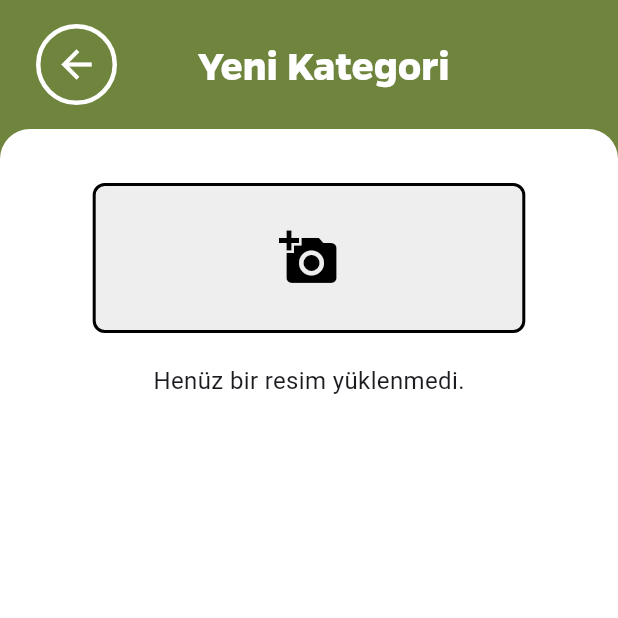
After one commit to alpanet/kidsApp, a Flutter app: the CategoryNewCategoryPage screen opened by its route, on a phone screen of 412 x 824 dp, the top half of it. The commit adds this screen. Run offline on Flutter 3.47's test engine with Material 3 defaults, Android fonts, the phone set to English and light mode, and no system bars; our stand-ins replace auto_route, circular_countdown_timer, flutter_riverpod, flutter_screenutil, image_picker, intl_phone_field; network calls fail; project files that could hold a hidden picture were left out.

Commit message:
New category page added.

```diff
--- a/lib/ui/apps/router_app.dart
+++ b/lib/ui/apps/router_app.dart
@@ -15,8 +15,6 @@ class _RouterAppState extends ConsumerState<RouterApp> {
   void initState() {
     super.initState();
     _appRouter = AppRouter();
-
-    // print(fcmToken);
   }
 
   @override
--- a/lib/ui/apps/splash_app.dart
+++ b/lib/ui/apps/splash_app.dart
@@ -7,7 +7,6 @@ import 'package:flutter_screenutil/flutter_screenutil.dart';
 class SplashApp extends ConsumerWidget {
   const SplashApp({super.key});
 
-  // This widget is the root of your application.
   @override
   Widget build(BuildContext context, WidgetRef ref) {
     return Scaffold(
--- a/lib/ui/components/countdown_component.dart
+++ b/lib/ui/components/countdown_component.dart
@@ -53,7 +53,7 @@ class _CountdownComponentState extends State<CountdownComponent> {
       onComplete: () {
         debugPrint('Countdown Ended');
         widget
-            .onCompleteCallback(); // Notify the parent when the timer finishes
+            .onCompleteCallback();
       },
       timeFormatterFunction: (defaultFormatterFunction, duration) {
         if (duration.inSeconds == 0) {
--- /dev/null
+++ b/lib/ui/components/image_upload_widget.dart
@@ -0,0 +1,52 @@
+import 'package:flutter/material.dart';
+import 'dart:io';
+import 'package:image_picker/image_picker.dart';
+
+class ImageUploadWidget extends StatefulWidget {
+  final Function(File) onImageSelected;
+
+  const ImageUploadWidget({super.key, required this.onImageSelected});
+
+  @override
+  _ImageUploadWidgetState createState() => _ImageUploadWidgetState();
+}
+
+class _ImageUploadWidgetState extends State<ImageUploadWidget> {
+  File? _selectedImage;
+
+  Future<void> _pickImage() async {
+    final ImagePicker picker = ImagePicker();
+    final XFile? image = await picker.pickImage(source: ImageSource.gallery);
+    if (image != null) {
+      setState(() {
+        _selectedImage = File(image.path);
+      });
+      widget.onImageSelected(_selectedImage!);
+    }
+  }
+
+  @override
+  Widget build(BuildContext context) {
+    return GestureDetector(
+      onTap: _pickImage,
+      child: Container(
+        width: MediaQuery.of(context).size.width * 0.7,
+        height: 100,
+        decoration: BoxDecoration(
+          color: Colors.grey[200],
+          border: Border.all(color: Colors.black, width: 2),
+          borderRadius: BorderRadius.circular(8),
+        ),
+        child: _selectedImage == null
+            ? const Icon(Icons.add_a_photo, color: Colors.black, size: 40)
+            : ClipRRect(
+                borderRadius: BorderRadius.circular(6),
+                child: Image.file(
+                  _selectedImage!,
+                  fit: BoxFit.cover,
+                ),
+              ),
+      ),
+    );
+  }
+}
--- a/lib/ui/router/app_router.dart
+++ b/lib/ui/router/app_router.dart
@@ -14,7 +14,8 @@ class AppRouter extends RootStackRouter {
       AutoRoute(page: RegisterOtp.page, path: "registerOtp"),
       AutoRoute(page: MainPage.page, path: "mainpage"),
       AutoRoute(page: WatchlistPage.page, path: "watchlistPage"),
-      AutoRoute(page: CategoryMainPage.page, path: "categoryMainPage")
+      AutoRoute(page: CategoryMainPage.page, path: "categoryMainPage"),
+      AutoRoute(page: CategoryNewCategoryPage.page, path: "categoryNewCategoryPage")
     ]),
   ];
 
--- a/lib/ui/screens/category/category_main_page.dart
+++ b/lib/ui/screens/category/category_main_page.dart
@@ -47,7 +47,6 @@ class CategoryMainPage extends StatelessWidget {
                 const EdgeInsets.symmetric(horizontal: 24.0, vertical: 16.0),
             child: Row(
               children: [
-                // Geri butonu, sola yaslanmış
                 Container(
                   decoration: BoxDecoration(
                     color: Colors.transparent,
@@ -70,11 +69,11 @@ class CategoryMainPage extends StatelessWidget {
                 ),
                 Expanded(
                   child: Padding(
-                    padding: EdgeInsets.only(left: MediaQuery.of(context).size.width * 0.18),
+                    padding: EdgeInsets.only(
+                        left: MediaQuery.of(context).size.width * 0.18),
                     child: Text(
                       'Kategori',
-                      style: AppTheme
-                          .generalMenuTitle,
+                      style: AppTheme.generalMenuTitle,
                     ),
                   ),
                 ),
@@ -130,7 +129,7 @@ class CategoryMainPage extends StatelessWidget {
                         child: ButtonComponent(
                           text: "Yeni Kategori",
                           onPressed: () {
-                            context.router.replaceNamed('registerOtp');
+                            context.router.replaceNamed('categoryNewCategoryPage');
                           },
                         ),
                       ),
--- /dev/null
+++ b/lib/ui/screens/category/category_new_category_page.dart
@@ -0,0 +1,117 @@
+import 'dart:io';
+import 'package:auto_route/auto_route.dart';
+import 'package:flutter/material.dart';
+import 'package:kids_app/theme.dart';
+import 'package:kids_app/ui/components/image_upload_widget.dart';
+
+@RoutePage()
+class CategoryNewCategoryPage extends StatefulWidget {
+  const CategoryNewCategoryPage({super.key});
+
+  @override
+  State<CategoryNewCategoryPage> createState() =>
+      _CategoryNewCategoryPageState();
+}
+
+class _CategoryNewCategoryPageState extends State<CategoryNewCategoryPage> {
+  File? _uploadedImage;
+
+  void _handleImageSelected(File image) {
+    setState(() {
+      _uploadedImage = image;
+    });
+  }
+
+  @override
+  Widget build(BuildContext context) {
+    return Scaffold(
+      backgroundColor: AppTheme.secondBackgoundColor,
+      body: SafeArea(
+        child: Column(
+          children: [
+            Padding(
+              padding:
+                  const EdgeInsets.symmetric(horizontal: 24.0, vertical: 16.0),
+              child: Row(
+                children: [
+                  Container(
+                    decoration: BoxDecoration(
+                      color: Colors.transparent,
+                      shape: BoxShape.circle,
+                      border: Border.all(
+                        color: Colors.white,
+                        width: 3,
+                      ),
+                    ),
+                    child: IconButton(
+                      icon: const Icon(
+                        Icons.arrow_back_sharp,
+                        color: Colors.white,
+                        size: 30,
+                      ),
+                      onPressed: () {
+                        context.router.replaceNamed('mainpage');
+                      },
+                    ),
+                  ),
+                  Expanded(
+                    child: Padding(
+                      padding: EdgeInsets.only(
+                          left: MediaQuery.of(context).size.width * 0.13),
+                      child: Text(
+                        'Yeni Kategori',
+                        style: AppTheme.generalMenuTitle,
+                      ),
+                    ),
+                  ),
+                ],
+              ),
+            ),
+            Expanded(
+              child: Container(
+                width: double
+                    .infinity, // Ensures the container spans the full width
+                decoration: const BoxDecoration(
+                  color: Color.fromARGB(255, 255, 255, 255),
+                  borderRadius: BorderRadius.only(
+                    topLeft: Radius.circular(20),
+                    topRight: Radius.circular(20),
+                  ),
+                ),
+                padding: const EdgeInsets.all(16.0),
+                child: Column(
+                  children: [
+                    const SizedBox(height: 20),
+                    ImageUploadWidget(onImageSelected: _handleImageSelected),
+                    const SizedBox(height: 20),
+                    if (_uploadedImage != null)
+                      Column(
+                        children: [
+                          const Text(
+                            'Yüklenen Resim:',
+                            style: TextStyle(fontSize: 16),
+                          ),
+                          const SizedBox(height: 10),
+                          Image.file(
+                            _uploadedImage!,
+                            width: 150,
+                            height: 150,
+                            fit: BoxFit.cover,
+                          ),
+                        ],
+                      )
+                    else
+                      const Text(
+                        'Henüz bir resim yüklenmedi.',
+                        style: TextStyle(fontSize: 16),
+                      ),
+                  ],
+                ),
+              ),
+            ),
+          ],
+        ),
+      ),
+    );
+  }
+}
--- a/pubspec.yaml
+++ b/pubspec.yaml
@@ -40,6 +40,7 @@ dependencies:
   flutter_screenutil: ^5.9.3
   auto_route: ^9.2.2
   circular_countdown_timer: ^0.2.4
+  image_picker: ^0.8.7+3
 
 
 dev_dependencies:
```
Also changed, not shown: lib/ui/router/app_router.gr.dart, pubspec.lock, 7 other files.
